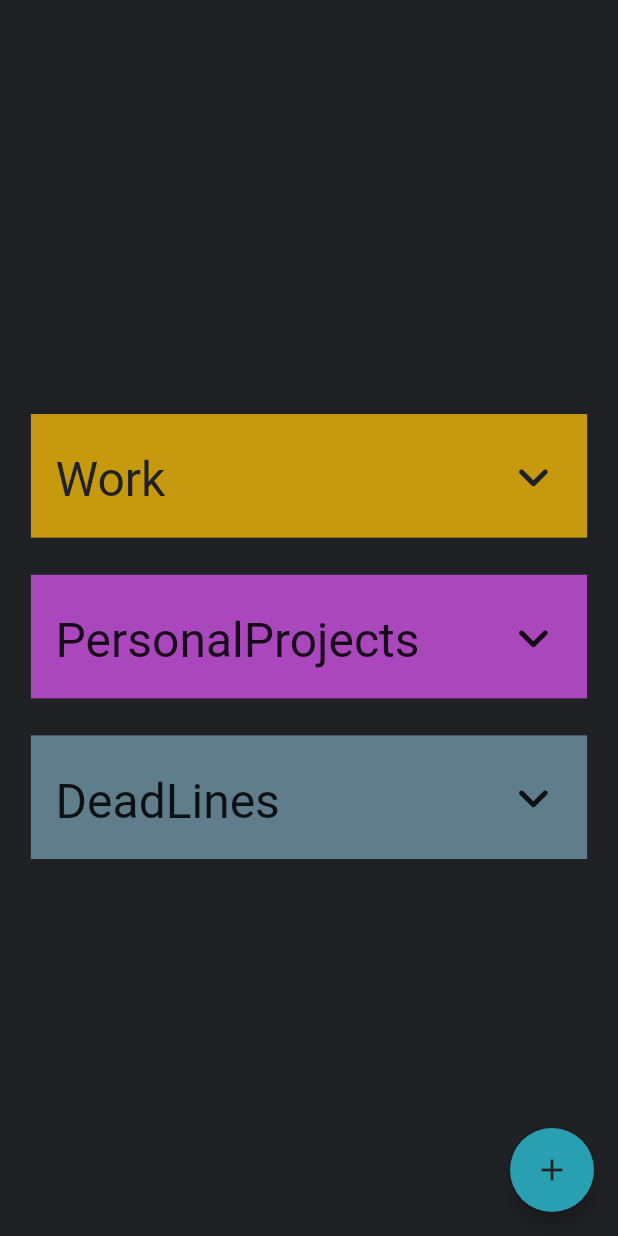
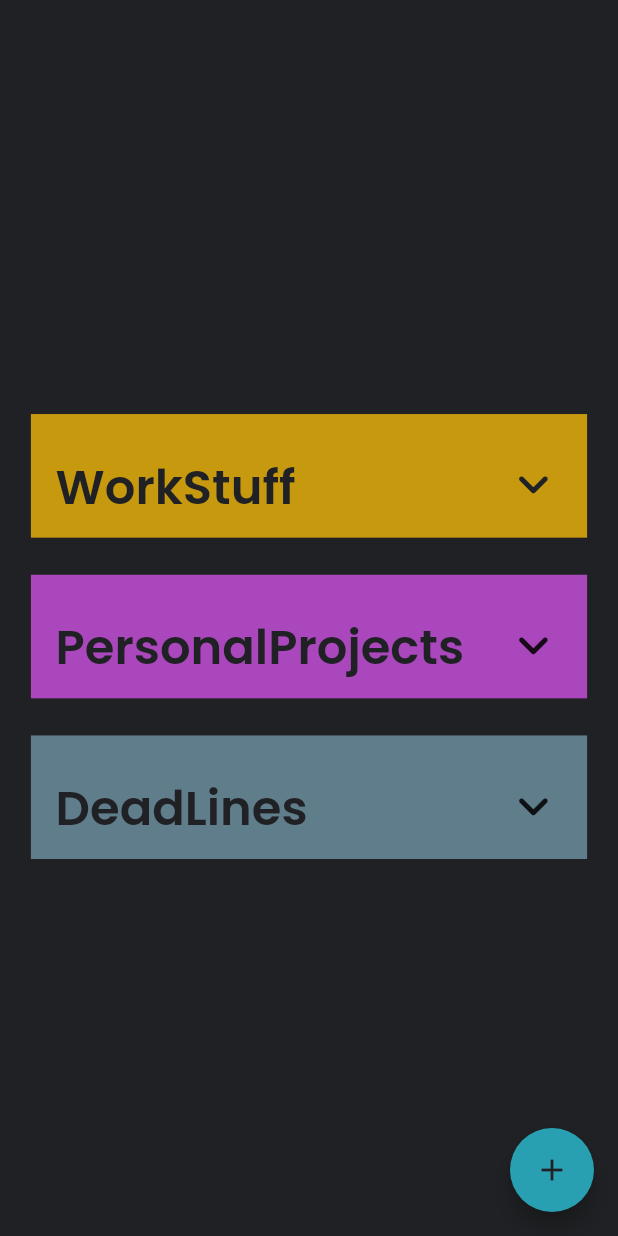
Before and after one commit to jatinkarthik-tripathy/totallyCool-Launcher, a Flutter app: the screen it shows after launch, after a tap on the "today" icon, on a phone screen of 412 x 824 dp. Run offline on Flutter 3.47's test engine with Material 2 defaults, Android fonts, the phone set to English and light mode, and no system bars; missing offline and left inert: device_apps.

Commit message:
changed app wide font to Poppins

```diff
--- a/lib/main.dart
+++ b/lib/main.dart
@@ -18,6 +18,7 @@ class MyApp extends StatelessWidget {
       title: 'Launcher',
       theme: ThemeData(
         visualDensity: VisualDensity.adaptivePlatformDensity,
+        fontFamily: "Poppins",
         backgroundColor: Color(0xFF202124),
         primaryColor: Color(0xFF167D7F),
         accentColor: Color(0xFF29A0B1),
--- a/lib/screens/apps.dart
+++ b/lib/screens/apps.dart
@@ -49,7 +49,7 @@ class Apps extends StatelessWidget {
                               fit: BoxFit.contain,
                               child: Text(
                                 app.appName == "YouTube Music"
-                                    ? "YT Mudic"
+                                    ? "YT Music"
                                     : '${app.appName}',
                                 style: TextStyle(
                                   color: Colors.white,
--- a/lib/screens/todo.dart
+++ b/lib/screens/todo.dart
@@ -40,11 +40,12 @@ class _ToDoState extends State<ToDo> {
                             child: Align(
                               alignment: Alignment.topLeft,
                               child: Text(
-                                "Work",
+                                "WorkStuff",
                                 textAlign: TextAlign.center,
                                 style: TextStyle(
                                   fontSize: 32,
                                   color: Theme.of(context).backgroundColor,
+                                  fontWeight: FontWeight.w600,
                                 ),
                               ),
                             ),
@@ -129,6 +130,8 @@ class _ToDoState extends State<ToDo> {
                                 textAlign: TextAlign.center,
                                 style: TextStyle(
                                   fontSize: 32,
+                                  color: Theme.of(context).backgroundColor,
+                                  fontWeight: FontWeight.w600,
                                 ),
                               ),
                             ),
@@ -201,6 +204,8 @@ class _ToDoState extends State<ToDo> {
                                 textAlign: TextAlign.center,
                                 style: TextStyle(
                                   fontSize: 32,
+                                  color: Theme.of(context).backgroundColor,
+                                  fontWeight: FontWeight.w600,
                                 ),
                               ),
                             ),
```
Also changed, not shown: pubspec.yaml (+9 -55 lines), assets/fonts/Poppins-Light.ttf (added), assets/fonts/Poppins-Regular.ttf (added), assets/fonts/Poppins-SemiBold.ttf (added).
